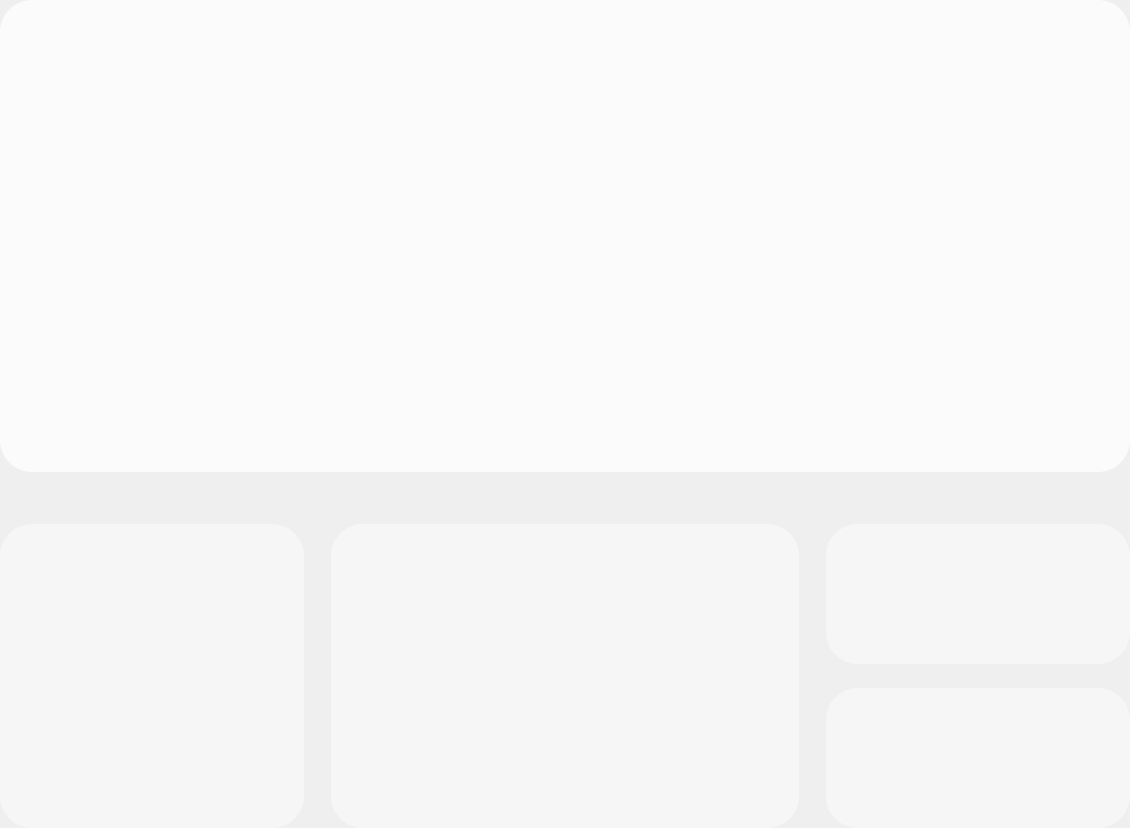
Qt form FrameLight.ui (wlffeng2008/AkkoStudio) before a commit.
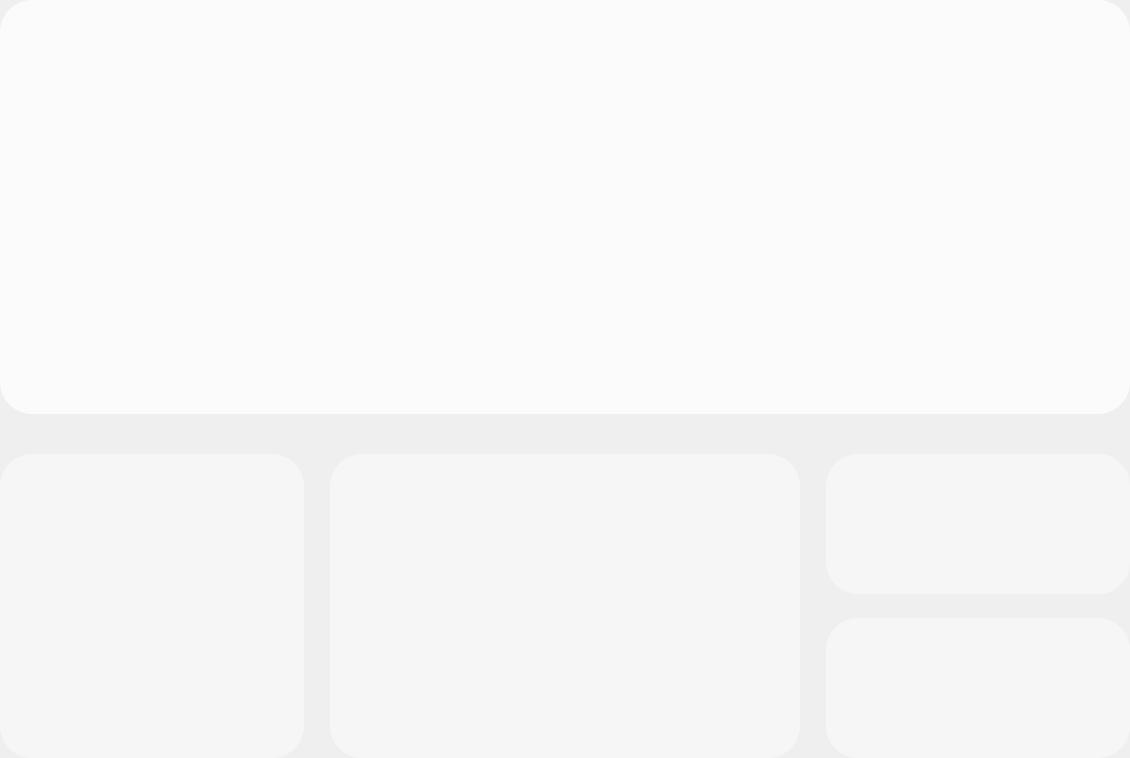
The same form after that commit. Custom widgets are drawn as their Qt base class.

The edit to the form file:
```diff
--- a/FrameLight.ui
+++ b/FrameLight.ui
@@ -7,7 +7,7 @@
     <x>0</x>
     <y>0</y>
     <width>1130</width>
-    <height>828</height>
+    <height>758</height>
    </rect>
   </property>
   <property name="windowTitle">
@@ -42,7 +42,13 @@
      <property name="minimumSize">
       <size>
        <width>0</width>
-       <height>472</height>
+       <height>414</height>
+      </size>
+     </property>
+     <property name="maximumSize">
+      <size>
+       <width>16777215</width>
+       <height>414</height>
       </size>
      </property>
      <property name="styleSheet">
@@ -61,6 +67,9 @@
       <property name="topMargin">
        <number>15</number>
       </property>
+      <property name="bottomMargin">
+       <number>10</number>
+      </property>
       <item alignment="Qt::AlignmentFlag::AlignHCenter|Qt::AlignmentFlag::AlignTop">
        <widget class="ModuleKeyboard" name="frameKeyboard">
         <property name="frameShape">
@@ -85,7 +94,7 @@
      <property name="lineWidth">
       <number>0</number>
      </property>
-     <layout class="QHBoxLayout" name="horizontalLayout_2">
+     <layout class="QHBoxLayout" name="horizontalLayout_2" stretch="1,2,1">
       <property name="spacing">
        <number>24</number>
       </property>
@@ -130,14 +139,8 @@
        <widget class="ModuleEfColor" name="frameLEDColor">
         <property name="minimumSize">
          <size>
-          <width>468</width>
-          <height>304</height>
-         </size>
-        </property>
-        <property name="maximumSize">
-         <size>
-          <width>468</width>
-          <height>304</height>
+          <width>470</width>
+          <height>0</height>
          </size>
         </property>
         <property name="styleSheet">
@@ -231,6 +234,12 @@
   </layout>
  </widget>
  <customwidgets>
+  <customwidget>
+   <class>ModuleKeyboard</class>
+   <extends>QFrame</extends>
+   <header>modulekeyboard.h</header>
+   <container>1</container>
+  </customwidget>
   <customwidget>
    <class>ModuleEfMode</class>
    <extends>QFrame</extends>
@@ -255,12 +264,6 @@
    <header>moduleefspeed.h</header>
    <container>1</container>
   </customwidget>
-  <customwidget>
-   <class>ModuleKeyboard</class>
-   <extends>QFrame</extends>
-   <header>modulekeyboard.h</header>
-   <container>1</container>
-  </customwidget>
  </customwidgets>
  <resources/>
  <connections/>
```
